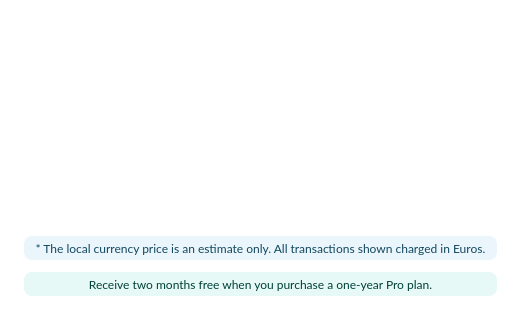
Before: the Qt Designer form src/MEGASync/gui/linux/UpgradeDialog.ui in meganz/MEGAsync, drawn with Qt 5; both pictures show x 0 to 521 and y 248 to 568 of the 521 by 568 pixel window.
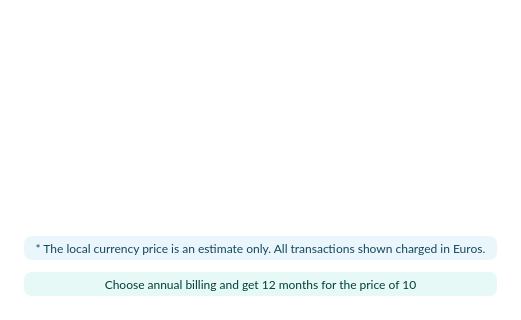
After: the same form once the commit is applied.

What changed in the file:
```diff
--- a/src/MEGASync/gui/linux/UpgradeDialog.ui
+++ b/src/MEGASync/gui/linux/UpgradeDialog.ui
@@ -490,7 +490,7 @@
       </size>
      </property>
      <property name="text">
-      <string>Receive two months free when you purchase a one-year Pro plan.</string>
+      <string>Choose annual billing and get 12 months for the price of 10</string>
      </property>
      <property name="alignment">
       <set>Qt::AlignCenter</set>
```
